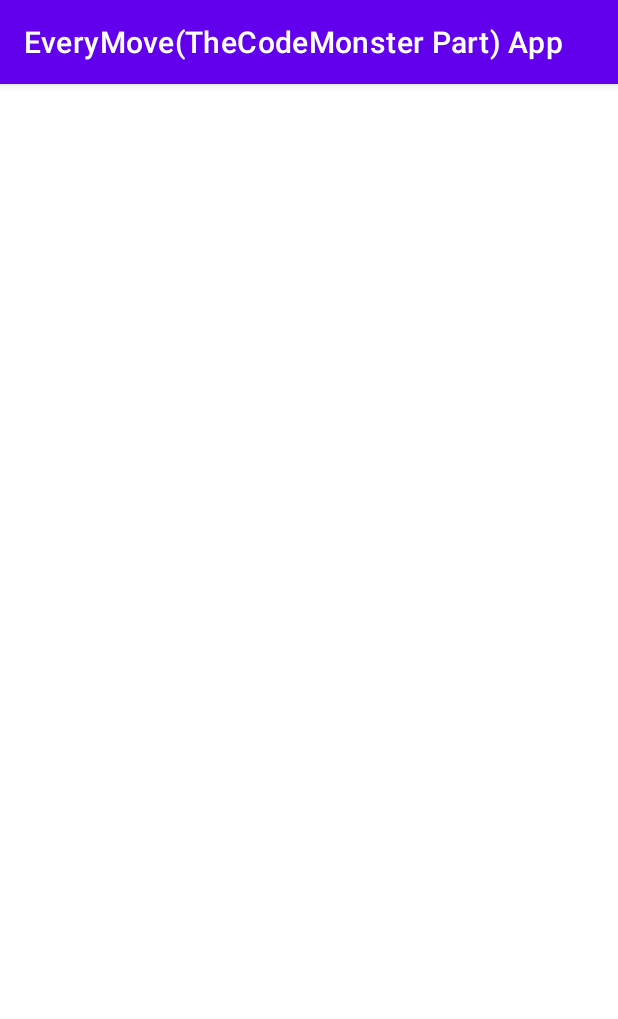
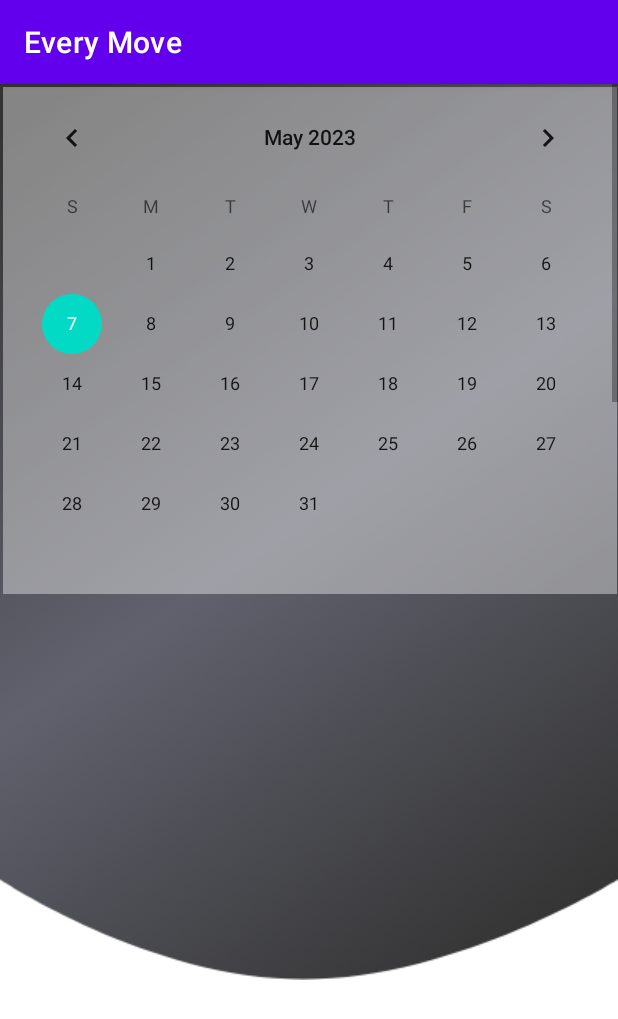
Before and after one commit to thecodemonster1/EveryMove_App, an Android app: the DailyDataInput screen opened directly, with no data from a screen before it, on a phone screen of 412 x 824 dp. Shown: the top 1019 px of the screen. Run offline under Robolectric (Android 15) with nearby library versions, the phone set to English and light mode, and no system bars; Roboto replaces fonts that are not available here; 2 statements that could not run were skipped.

Commit message:
added a daily date picker and configured

```diff
--- a/app/src/main/java/com/example/everymovethecodemonsterpartapp/DailyDataInput.java
+++ b/app/src/main/java/com/example/everymovethecodemonsterpartapp/DailyDataInput.java
@@ -2,13 +2,46 @@ package com.example.everymovethecodemonsterpartapp;
 
 import androidx.appcompat.app.AppCompatActivity;
 
+import android.app.DatePickerDialog;
+import android.content.Intent;
 import android.os.Bundle;
+import android.widget.DatePicker;
 
 public class DailyDataInput extends AppCompatActivity {
+
+    private DatePickerDialog datePickerDialog;
 
     @Override
     protected void onCreate(Bundle savedInstanceState) {
         super.onCreate(savedInstanceState);
         setContentView(R.layout.activity_daily_data_input);
+
+        //set title of the app
+        getSupportActionBar().setTitle("Every Move");
+
+
+        datePickerDialog = (DatePickerDialog) findViewById(R.id.dailyDatePicker);
+    }
+
+
+    @Override
+    public void onResume(){
+        super.onResume();
+
+        datePickerDialog.setOnDateSetListener(new DatePickerDialog.OnDateSetListener() {
+            @Override
+            public void onDateSet(DatePicker view, int year, int monthOfYear, int dayOfMonth) {
+                // Create an Intent to start the new activity
+                Intent intent = new Intent(getApplicationContext(), NewActivity.class);
+
+                // Pass the selected date to the new activity as an extra
+                String selectedDate = dayOfMonth + "/" + (monthOfYear + 1) + "/" + year;
+                intent.putExtra("selected_date", selectedDate);
+
+                // Start the new activity
+                startActivity(intent);
+            }
+        });
+
     }
 }
--- a/app/src/main/res/layout/activity_daily_data_input.xml
+++ b/app/src/main/res/layout/activity_daily_data_input.xml
@@ -1,9 +1,78 @@
 <?xml version="1.0" encoding="utf-8"?>
-<androidx.constraintlayout.widget.ConstraintLayout xmlns:android="http://schemas.android.com/apk/res/android"
+<ScrollView xmlns:android="http://schemas.android.com/apk/res/android"
     xmlns:app="http://schemas.android.com/apk/res-auto"
     xmlns:tools="http://schemas.android.com/tools"
     android:layout_width="match_parent"
     android:layout_height="match_parent"
+    android:backgroundTint="#FFFFFF"
+    android:foregroundTint="@color/themeColor"
     tools:context=".DailyDataInput">
 
-</androidx.constraintlayout.widget.ConstraintLayout>
+    <androidx.constraintlayout.widget.ConstraintLayout
+        android:layout_width="match_parent"
+        android:layout_height="wrap_content"
+        android:background="#FFFFFF">
+
+        <RelativeLayout
+            android:id="@+id/relativeLayout"
+            android:layout_width="match_parent"
+            android:layout_height="wrap_content"
+            app:layout_constraintBottom_toBottomOf="parent"
+            app:layout_constraintEnd_toEndOf="parent"
+            app:layout_constraintHorizontal_bias="0.0"
+            app:layout_constraintStart_toStartOf="parent"
+            app:layout_constraintTop_toTopOf="parent"
+            app:layout_constraintVertical_bias="1.0">
+
+            <ImageView
+                android:id="@+id/imageView"
+                android:layout_width="match_parent"
+                android:layout_height="match_parent"
+                android:layout_marginTop="0dp"
+                app:layout_constraintEnd_toEndOf="parent"
+                app:layout_constraintHorizontal_bias="0.545"
+                app:layout_constraintStart_toStartOf="parent"
+                app:layout_constraintTop_toTopOf="parent"
+                app:srcCompat="@drawable/intro"
+                tools:ignore="MissingConstraints" />
+
+            <Button
+                android:id="@+id/button2"
+                android:layout_width="123dp"
+                android:layout_height="wrap_content"
+                android:layout_alignParentStart="true"
+                android:layout_alignParentTop="true"
+                android:layout_alignParentEnd="true"
+                android:layout_marginStart="143dp"
+                android:layout_marginTop="2500dp"
+                android:layout_marginEnd="145dp"
+                android:layout_marginBottom="231dp"
+                android:text="Button" />
+
+            <ProgressBar
+                android:id="@+id/progressBar2"
+                style="?android:attr/progressBarStyle"
+                android:layout_width="176dp"
+                android:layout_height="196dp"
+                android:layout_below="@+id/imageView"
+                android:layout_alignParentStart="true"
+                android:layout_alignParentEnd="false"
+                android:layout_marginStart="103dp"
+                android:layout_marginTop="1500dp"
+                android:layout_marginEnd="132dp"
+                android:layout_marginBottom="100dp" />
+
+            <CalendarView
+                android:id="@+id/dailyDatePicker"
+                android:layout_width="409dp"
+                android:layout_height="wrap_content"
+                android:layout_alignParentStart="true"
+                android:layout_alignParentTop="true"
+                android:layout_marginStart="2dp"
+                android:layout_marginTop="2dp"
+                android:background="#3EF3F3F3" />
+
+
+        </RelativeLayout>
+    </androidx.constraintlayout.widget.ConstraintLayout>
+</ScrollView>
```
